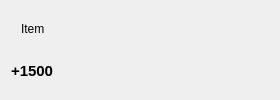
Aethermeister/FinancialManager, file FinancialManager/Content/Pockets/Components/pocketlistitemwidget.ui: the form before one commit.
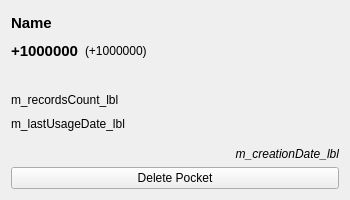
The form after the commit.

Commit message:
Pocket list widget + Pocket deletion
Custom Pocket list widget added
Pockets can be deleted
Confirmation dialog is added to confirm deletion
Deleting pockets deletes the linked records as well

Diff of the .ui file:
```diff
--- a/FinancialManager/Content/Pockets/Components/pocketlistitemwidget.ui
+++ b/FinancialManager/Content/Pockets/Components/pocketlistitemwidget.ui
@@ -6,20 +6,20 @@
    <rect>
     <x>0</x>
     <y>0</y>
-    <width>280</width>
-    <height>100</height>
+    <width>350</width>
+    <height>200</height>
    </rect>
   </property>
   <property name="minimumSize">
    <size>
-    <width>280</width>
-    <height>100</height>
+    <width>350</width>
+    <height>200</height>
    </size>
   </property>
   <property name="maximumSize">
    <size>
-    <width>280</width>
-    <height>100</height>
+    <width>350</width>
+    <height>200</height>
    </size>
   </property>
   <property name="windowTitle">
@@ -29,41 +29,133 @@
    <string>normal</string>
   </property>
   <layout class="QGridLayout" name="gridLayout">
-   <item row="1" column="0">
-    <widget class="QLabel" name="m_value_lbl">
-     <property name="font">
-      <font>
-       <pointsize>11</pointsize>
-       <weight>75</weight>
-       <bold>true</bold>
-      </font>
+   <item row="7" column="0" colspan="5">
+    <widget class="QPushButton" name="m_deletePocket_btn">
+     <property name="text">
+      <string>Delete Pocket</string>
      </property>
+     <property name="type" stdset="0">
+      <string>redButton</string>
+     </property>
+    </widget>
+   </item>
+   <item row="5" column="0" colspan="4">
+    <spacer name="verticalSpacer">
+     <property name="orientation">
+      <enum>Qt::Vertical</enum>
+     </property>
+     <property name="sizeHint" stdset="0">
+      <size>
+       <width>20</width>
+       <height>40</height>
+      </size>
+     </property>
+    </spacer>
+   </item>
+   <item row="1" column="1" colspan="2">
+    <widget class="QLabel" name="m_initialValue_lbl">
+     <property name="toolTip">
+      <string>Initial value of the Pocket</string>
+     </property>
      <property name="text">
-      <string>+1500</string>
+      <string>(+1000000)</string>
      </property>
     </widget>
    </item>
+   <item row="1" column="3">
+    <spacer name="horizontalSpacer">
+     <property name="orientation">
+      <enum>Qt::Horizontal</enum>
+     </property>
+     <property name="sizeHint" stdset="0">
+      <size>
+       <width>40</width>
+       <height>20</height>
+      </size>
+     </property>
+    </spacer>
+   </item>
    <item row="0" column="0">
     <widget class="QLabel" name="m_pocketName_lbl">
      <property name="font">
       <font>
-       <pointsize>9</pointsize>
+       <pointsize>11</pointsize>
+       <weight>75</weight>
+       <bold>true</bold>
       </font>
      </property>
      <property name="text">
-      <string>Item</string>
+      <string>Name</string>
+     </property>
+     <property name="wordWrap">
+      <bool>true</bool>
      </property>
      <property name="indent">
-      <number>10</number>
+      <number>-1</number>
      </property>
     </widget>
    </item>
-   <item row="0" column="1" rowspan="2">
+   <item row="6" column="0" colspan="5">
+    <widget class="QLabel" name="m_creationDate_lbl">
+     <property name="font">
+      <font>
+       <italic>true</italic>
+      </font>
+     </property>
+     <property name="toolTip">
+      <string>Date of creation</string>
+     </property>
+     <property name="text">
+      <string>m_creationDate_lbl</string>
+     </property>
+     <property name="alignment">
+      <set>Qt::AlignRight|Qt::AlignTrailing|Qt::AlignVCenter</set>
+     </property>
+    </widget>
+   </item>
+   <item row="1" column="0">
+    <widget class="QLabel" name="m_value_lbl">
+     <property name="font">
+      <font>
+       <pointsize>11</pointsize>
+       <weight>75</weight>
+       <bold>true</bold>
+      </font>
+     </property>
+     <property name="text">
+      <string>+1000000</string>
+     </property>
+    </widget>
+   </item>
+   <item row="2" column="0" colspan="4">
+    <spacer name="verticalSpacer_2">
+     <property name="orientation">
+      <enum>Qt::Vertical</enum>
+     </property>
+     <property name="sizeType">
+      <enum>QSizePolicy::Fixed</enum>
+     </property>
+     <property name="sizeHint" stdset="0">
+      <size>
+       <width>20</width>
+       <height>20</height>
+      </size>
+     </property>
+    </spacer>
+   </item>
+   <item row="3" column="0" colspan="4">
+    <widget class="QLabel" name="m_recordsCount_lbl">
+     <property name="text">
+      <string>m_recordsCount_lbl</string>
+     </property>
+    </widget>
+   </item>
+   <item row="0" column="4" rowspan="4">
     <widget class="QLabel" name="m_pocketImage_lbl">
      <property name="minimumSize">
       <size>
-       <width>0</width>
-       <height>0</height>
+       <width>125</width>
+       <height>100</height>
       </size>
      </property>
      <property name="maximumSize">
@@ -83,6 +175,13 @@
      </property>
     </widget>
    </item>
+   <item row="4" column="0" colspan="5">
+    <widget class="QLabel" name="m_lastUsageDate_lbl">
+     <property name="text">
+      <string>m_lastUsageDate_lbl</string>
+     </property>
+    </widget>
+   </item>
   </layout>
  </widget>
  <resources/>
```
The commit also changes 21 other files.
